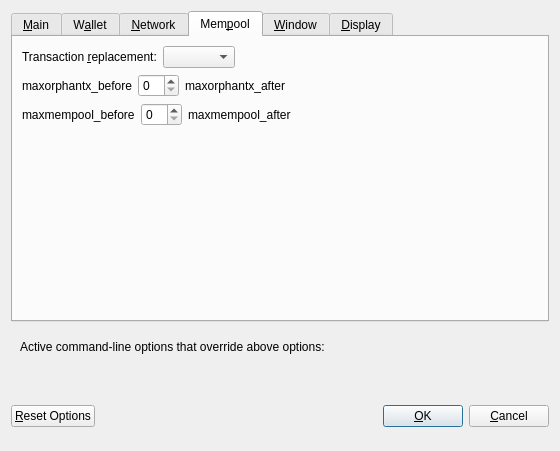
Above: src/qt/forms/optionsdialog.ui from bitcoincore-dev/bitcoin-2001-863168-294116-d812cf1189 before the change. Below: the same form after it.
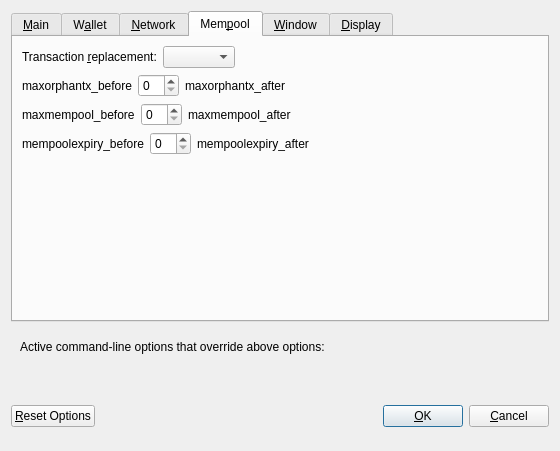
That is the form after the change. The open tabs and pages were chosen to show the change. Custom widgets are drawn as their Qt base class.

Commit message: Qt/Options: Configure mempoolexpiry using rwconf

What changed in the file:
```diff
--- a/src/qt/forms/optionsdialog.ui
+++ b/src/qt/forms/optionsdialog.ui
@@ -732,6 +732,52 @@
          </item>
         </layout>
        </item>
+       <item>
+        <layout class="QHBoxLayout" name="horizontalLayout_Mempool_mempoolexpiry">
+         <item>
+          <widget class="QLabel" name="mempoolexpiryLabel_before">
+           <property name="text">
+            <string notr="true">mempoolexpiry_before</string>
+           </property>
+           <property name="textFormat">
+            <enum>Qt::PlainText</enum>
+           </property>
+           <property name="buddy">
+            <cstring>mempoolexpiry</cstring>
+           </property>
+          </widget>
+         </item>
+         <item>
+          <widget class="QSpinBox" name="mempoolexpiry"/>
+         </item>
+         <item>
+          <widget class="QLabel" name="mempoolexpiryLabel_after">
+           <property name="text">
+            <string notr="true">mempoolexpiry_after</string>
+           </property>
+           <property name="textFormat">
+            <enum>Qt::PlainText</enum>
+           </property>
+           <property name="buddy">
+            <cstring>mempoolexpiry</cstring>
+           </property>
+          </widget>
+         </item>
+         <item>
+          <spacer name="horizontalSpacer_Mempool_mempoolexpiry">
+           <property name="orientation">
+            <enum>Qt::Horizontal</enum>
+           </property>
+           <property name="sizeHint" stdset="0">
+            <size>
+             <width>40</width>
+             <height>20</height>
+            </size>
+           </property>
+          </spacer>
+         </item>
+        </layout>
+       </item>
        <item>
         <spacer name="verticalSpacer_Mempool">
          <property name="orientation">
```
The commit also changes 3 other files.
